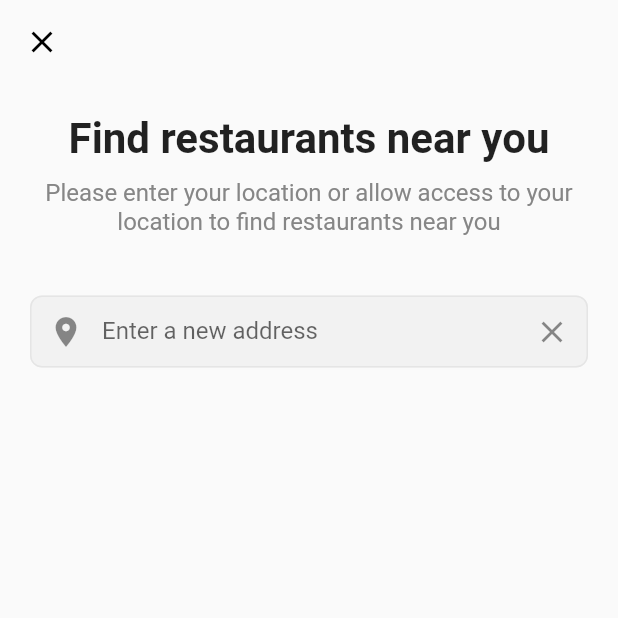
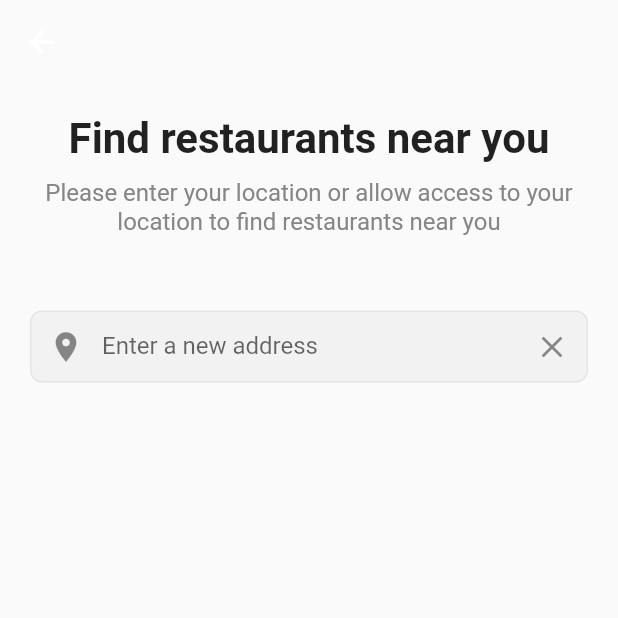
Before and after one commit to FilledStacks/boxtout, a Flutter app: the AddressSelectionView screen opened by its route, on a phone screen of 412 x 824 dp, the top half of it. Run offline on Flutter 3.47's test engine with Material 2 defaults, Android fonts, the phone set to English and light mode, and no system bars; our stand-ins replace auth_buttons, cloud_firestore, firebase_core, flutter_dotenv, freezed_annotation, logger and 2 more; missing offline and left inert: places_service, stacked_firebase_auth; accounts and stored records are empty.

Commit message:
✨ Updated changes

```diff
--- a/src/clients/box_ui/lib/box_ui.dart
+++ b/src/clients/box_ui/lib/box_ui.dart
@@ -4,6 +4,7 @@ library box_ui;
 export 'src/widgets/box_text.dart';
 export 'src/widgets/box_button.dart';
 export 'src/widgets/box_input_field.dart';
+export 'src/widgets/autocomplete_listItem.dart';
 
 // Colors Export
 export 'src/shared/app_colors.dart';
--- a/src/clients/box_ui/lib/src/widgets/box_text.dart
+++ b/src/clients/box_ui/lib/src/widgets/box_text.dart
@@ -5,22 +5,38 @@ import 'package:flutter/material.dart';
 class BoxText extends StatelessWidget {
   final String text;
   final TextStyle style;
+  final TextAlign alignment;
 
-  const BoxText.headingOne(this.text) : style = heading1Style;
-  const BoxText.headingTwo(this.text) : style = heading2Style;
-  const BoxText.headingThree(this.text) : style = heading3Style;
-  const BoxText.headline(this.text) : style = headlineStyle;
-  const BoxText.subheading(this.text) : style = subheadingStyle;
-  const BoxText.caption(this.text) : style = captionStyle;
+  const BoxText.headingOne(this.text, {TextAlign align = TextAlign.start})
+      : style = heading1Style,
+        alignment = align;
+  const BoxText.headingTwo(this.text, {TextAlign align = TextAlign.start})
+      : style = heading2Style,
+        alignment = align;
+  const BoxText.headingThree(this.text, {TextAlign align = TextAlign.start})
+      : style = heading3Style,
+        alignment = align;
+  const BoxText.headline(this.text, {TextAlign align = TextAlign.start})
+      : style = headlineStyle,
+        alignment = align;
+  const BoxText.subheading(this.text, {TextAlign align = TextAlign.start})
+      : style = subheadingStyle,
+        alignment = align;
+  const BoxText.caption(this.text, {TextAlign align = TextAlign.start})
+      : style = captionStyle,
+        alignment = align;
 
-  BoxText.body(this.text, {Color color = kcMediumGreyColor})
-      : style = bodyStyle.copyWith(color: color);
+  BoxText.body(this.text,
+      {Color color = kcMediumGreyColor, TextAlign align = TextAlign.start})
+      : style = bodyStyle.copyWith(color: color),
+        alignment = align;
 
   @override
   Widget build(BuildContext context) {
     return Text(
       text,
       style: style,
+      textAlign: alignment,
     );
   }
 }
--- a/src/clients/customer/lib/ui/address_selection/address_selection_view.dart
+++ b/src/clients/customer/lib/ui/address_selection/address_selection_view.dart
@@ -1,7 +1,5 @@
 import 'package:box_ui/box_ui.dart';
-import 'package:box_ui/src/shared/styles.dart';
 import 'package:customer/ui/address_selection/address_selection_view.form.dart';
-import 'package:customer/ui/dumb_widgets/autocomplete_listItem.dart';
 import 'package:flutter/material.dart';
 import 'package:flutter/services.dart';
 import 'package:stacked/stacked.dart';
@@ -23,13 +21,6 @@ class AddressSelectionView extends StatelessWidget with $AddressSelectionView {
       onModelReady: (model) => listenToFormUpdated(model),
       builder: (context, model, child) => Scaffold(
         appBar: AppBar(
-          leading: IconButton(
-            icon: Icon(
-              Icons.close,
-              color: Colors.black,
-            ),
-            onPressed: () {},
-          ),
           elevation: 0,
           backgroundColor: Colors.transparent,
           foregroundColor: kcPrimaryColor,
@@ -59,11 +50,9 @@ class AddressSelectionView extends StatelessWidget with $AddressSelectionView {
               children: [
                 BoxText.headingTwo("Find restaurants near you"),
                 verticalSpaceSmall,
-                //TODO: Add Align property to BoxText
-                Text(
+                BoxText.body(
                   "Please enter your location or allow access to your location to find restaurants near you",
-                  style: bodyStyle.copyWith(color: kcMediumGreyColor),
-                  textAlign: TextAlign.center,
+                  align: TextAlign.center,
                 ),
               ],
             )),
@@ -71,10 +60,10 @@ class AddressSelectionView extends StatelessWidget with $AddressSelectionView {
               child: Focus(
                 onFocusChange: model.onFocusChanged,
                 child: AnimatedContainer(
-                  duration: Duration(milliseconds: 300),
+                  duration: Duration(milliseconds: 400),
                   margin: model.focus
                       ? EdgeInsets.only(top: 30.0)
-                      : EdgeInsets.only(top: 40.0),
+                      : EdgeInsets.only(top: 50.0),
                   child: BoxInputField(
                     controller: addressController,
                     leading: Icon(Icons.location_on),
@@ -85,9 +74,11 @@ class AddressSelectionView extends StatelessWidget with $AddressSelectionView {
                 ),
               ),
             ),
-            if (model.hasAddress && !model.hasAutoCompleteResults)
-              Text('We have no suggestions for you'),
-            verticalSpaceSmall,
+            verticalSpaceMedium,
+            if (!model.hasAutoCompleteResults &&
+                model.hasAddress &&
+                model.addressValue!.isEmpty)
+              BoxText.body('We have no suggestions for you'),
             if (model.hasAutoCompleteResults && !model.isBusy)
               ...model.autoCompleteResults.map(
                 (autoCompleteResult) => AutoCompleteListItem(
```
Also changed, not shown: src/clients/box_ui/lib/src/widgets/autocomplete_listItem.dart (renamed from src/clients/customer/lib/ui/dumb_widgets/autocomplete_listItem.dart).
